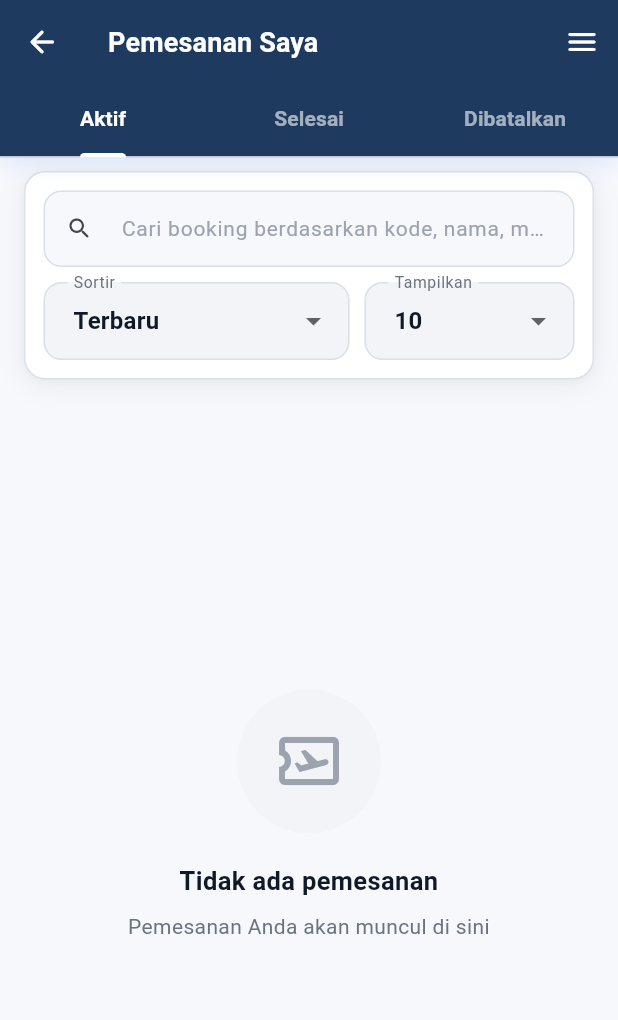
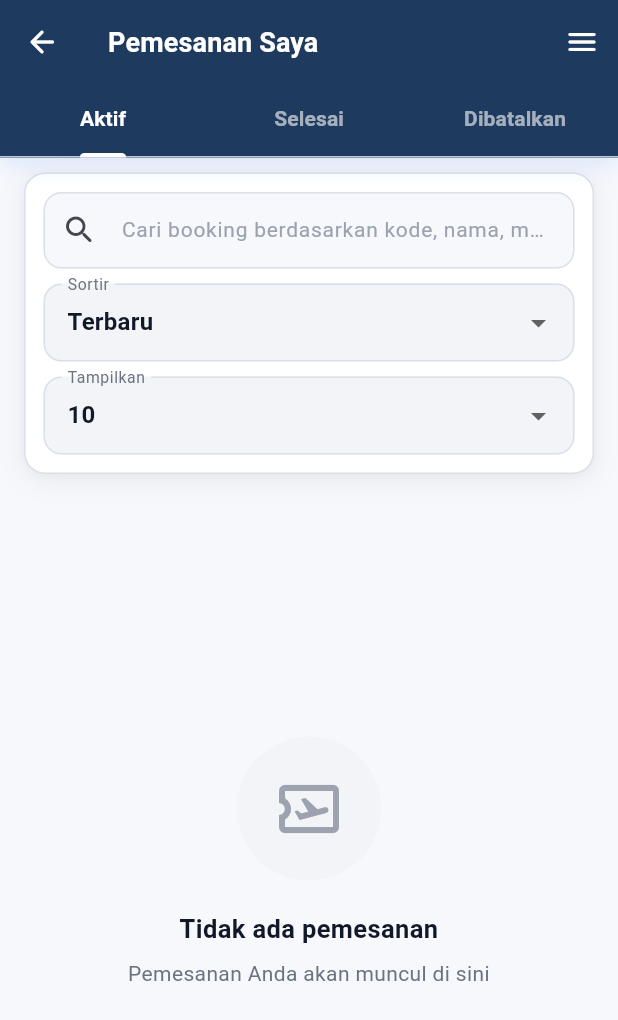
Before and after one commit to DimasIyzaRaditya/Proyek-SkyIntern-E-Ticketing-System, a Flutter app: the BookingsScreen screen opened directly, on a phone screen of 412 x 824 dp. Shown: the top 1020 px of the screen. Run offline on Flutter 3.47's test engine with Material 3 defaults, Android fonts, the light colour scheme and no system bars; our stand-ins replace image_cropper, image_picker, open_filex, pdf, qr_flutter, shared_preferences and 2 more; missing offline and left inert: dart:html, mobile_scanner; accounts and stored records are empty; network calls fail; Roboto replaces fonts that are missing (Poppins).

Commit message:
update mobile

```diff
--- a/mobile/lib/screens/bookings_screen.dart
+++ b/mobile/lib/screens/bookings_screen.dart
@@ -316,9 +316,9 @@ class _BookingsScreenState extends State<BookingsScreen>
   Widget build(BuildContext context) {
     return Scaffold(
       backgroundColor: AppColors.background,
-      appBar: PreferredSize(
-        preferredSize: const Size.fromHeight(kToolbarHeight + 48),
-        child: Container(
+      appBar: AppBar(
+        backgroundColor: AppColors.primary,
+        flexibleSpace: Container(
           decoration: const BoxDecoration(
             gradient: AppColors.primaryGradient,
             boxShadow: [
@@ -329,24 +329,14 @@ class _BookingsScreenState extends State<BookingsScreen>
               ),
             ],
           ),
-          child: Column(
-            children: [
-              AppBar(
-                backgroundColor: Colors.transparent,
-                elevation: 0,
+        ),
         leading: IconButton(
-                  icon: const Icon(
-                    Icons.arrow_back_rounded,
-                    color: Colors.white,
-                  ),
+          icon: const Icon(Icons.arrow_back_rounded, color: Colors.white),
           onPressed: () => Navigator.pop(context),
         ),
         title: const Text(
           'Pemesanan Saya',
-                  style: TextStyle(
-                    color: Colors.white,
-                    fontWeight: FontWeight.bold,
-                  ),
+          style: TextStyle(color: Colors.white, fontWeight: FontWeight.bold),
         ),
         actions: [
           IconButton(
@@ -356,8 +346,7 @@ class _BookingsScreenState extends State<BookingsScreen>
                 MobileSideMenu.show(context, activeItem: 'Bookings'),
           ),
         ],
-              ),
-              TabBar(
+        bottom: TabBar(
           controller: _tabController,
           indicatorColor: Colors.white,
           indicatorWeight: 3,
@@ -369,9 +358,6 @@ class _BookingsScreenState extends State<BookingsScreen>
             Tab(text: 'Selesai'),
             Tab(text: 'Dibatalkan'),
           ],
-              ),
-            ],
-          ),
         ),
       ),
       body: Consumer<BookingProvider>(
--- a/mobile/lib/widgets/common_widgets.dart
+++ b/mobile/lib/widgets/common_widgets.dart
@@ -1093,6 +1093,11 @@ class ListQueryControls extends StatelessWidget {
 
   @override
   Widget build(BuildContext context) {
+    final fieldDecoration = InputDecoration(
+      border: const OutlineInputBorder(),
+      contentPadding: const EdgeInsets.symmetric(horizontal: 12, vertical: 14),
+    );
+
     return Container(
       margin: const EdgeInsets.fromLTRB(16, 10, 16, 0),
       padding: const EdgeInsets.all(12),
@@ -1110,7 +1115,6 @@ class ListQueryControls extends StatelessWidget {
             decoration: InputDecoration(
               hintText: searchHint,
               prefixIcon: const Icon(Icons.search_rounded),
-              isDense: true,
               filled: true,
               fillColor: AppColors.background,
               border: OutlineInputBorder(
@@ -1124,16 +1128,13 @@ class ListQueryControls extends StatelessWidget {
             ),
           ),
           const SizedBox(height: 10),
-          Row(
-            children: [
-              Expanded(
-                child: DropdownButtonFormField<String>(
+          LayoutBuilder(
+            builder: (context, constraints) {
+              final isCompact = constraints.maxWidth < 420;
+
+              final sortField = DropdownButtonFormField<String>(
                 initialValue: sortValue,
-                  decoration: const InputDecoration(
-                    labelText: 'Sortir',
-                    border: OutlineInputBorder(),
-                    isDense: true,
-                  ),
+                decoration: fieldDecoration.copyWith(labelText: 'Sortir'),
                 items: _sortOptions
                     .map(
                       (o) => DropdownMenuItem<String>(
@@ -1145,30 +1146,35 @@ class ListQueryControls extends StatelessWidget {
                 onChanged: (v) {
                   if (v != null) onSortChanged(v);
                 },
-                ),
-              ),
-              const SizedBox(width: 10),
-              SizedBox(
-                width: 140,
-                child: DropdownButtonFormField<int>(
+              );
+
+              final rowsField = DropdownButtonFormField<int>(
                 initialValue: rowsPerPage,
-                  decoration: const InputDecoration(
-                    labelText: 'Tampilkan',
-                    border: OutlineInputBorder(),
-                    isDense: true,
-                  ),
+                decoration: fieldDecoration.copyWith(labelText: 'Tampilkan'),
                 items: _rowOptions
                     .map(
-                        (n) =>
-                            DropdownMenuItem<int>(value: n, child: Text('$n')),
+                      (n) => DropdownMenuItem<int>(value: n, child: Text('$n')),
                     )
                     .toList(),
                 onChanged: (v) {
                   if (v != null) onRowsPerPageChanged(v);
                 },
-                ),
-              ),
+              );
+
+              if (isCompact) {
+                return Column(
+                  children: [sortField, const SizedBox(height: 10), rowsField],
+                );
+              }
+
+              return Row(
+                children: [
+                  Expanded(flex: 3, child: sortField),
+                  const SizedBox(width: 10),
+                  Expanded(flex: 2, child: rowsField),
                 ],
+              );
+            },
           ),
         ],
       ),
```
Also changed, not shown: mobile/pubspec.lock, 2 other files. Lines whose indentation alone changed are shown as unchanged.
